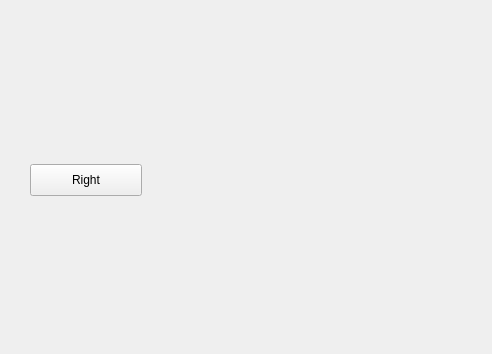
Qt form mainwindow.ui (alu0101206011/QTPaint) before a commit; both pictures show x 0 to 492 and y 246 to 600 of the 800 by 600 pixel window.
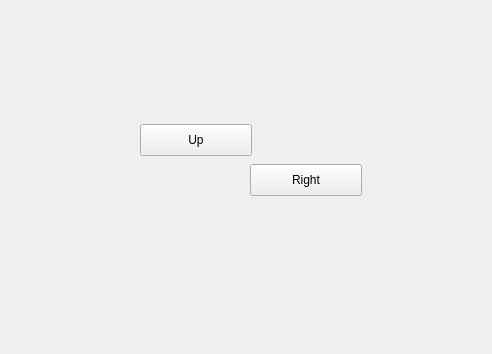
The same form after that commit.

The edit to the form file:
```diff
--- a/mainwindow.ui
+++ b/mainwindow.ui
@@ -43,7 +43,7 @@
    <widget class="QPushButton" name="rightButton">
     <property name="geometry">
      <rect>
-      <x>30</x>
+      <x>250</x>
       <y>410</y>
       <width>112</width>
       <height>32</height>
@@ -53,6 +53,19 @@
      <string>Right</string>
     </property>
    </widget>
+   <widget class="QPushButton" name="upButton">
+    <property name="geometry">
+     <rect>
+      <x>140</x>
+      <y>370</y>
+      <width>112</width>
+      <height>32</height>
+     </rect>
+    </property>
+    <property name="text">
+     <string>Up</string>
+    </property>
+   </widget>
   </widget>
   <widget class="QMenuBar" name="menubar">
    <property name="geometry">
```
